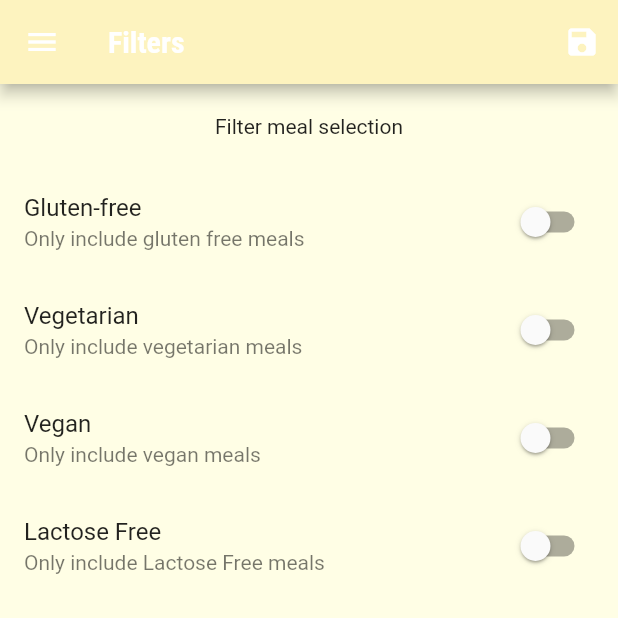
After one commit to MrSR2000/Mom-Recipies, a Flutter app: the FiltersScreen screen opened by its route, on a phone screen of 412 x 824 dp, the top half of it. The commit adds this screen. Run offline on Flutter 3.47's test engine with Material 2 defaults, Android fonts, the phone set to English and light mode, and no system bars.

Commit message:
initial commit

```diff
--- a/lib/main.dart
+++ b/lib/main.dart
@@ -1,20 +1,75 @@
 import 'package:flutter/material.dart';
+import './dummy_data.dart';
+import 'package:food_recipes/models/meal.dart';
 import './screens/categories_screen.dart';
 import './screens/category_meals_screen.dart';
 import './screens/meal_detail_screen.dart';
 import './screens/tabs_screen.dart';
-import './screens/settings_screen.dart';
+import 'screens/filter_screen.dart';
 
 void main() {
   runApp(const MyApp());
 }
 
-class MyApp extends StatelessWidget {
+class MyApp extends StatefulWidget {
   const MyApp({super.key});
+
+  @override
+  State<MyApp> createState() => _MyAppState();
+}
+
+class _MyAppState extends State<MyApp> {
+  Map<String, bool> _filters = {
+    'gluten': false,
+    'lactose': false,
+    'vegan': false,
+    'vegetarian': false,
+  };
+
+  List<Meal> _availableMeal = DUMMY_MEALS;
+  List<Meal> _favoriteMeal = [];
+
+  void _setFilters(Map<String, bool> filterData) {
+    setState(() {
+      _filters = filterData;
+
+      _availableMeal = DUMMY_MEALS.where((meal) {
+        if (_filters['gluten']! && !meal.isGlutenFree) {
+          return false;
+        }
+        if (_filters['lactose']! && !meal.isLactoseFree) {
+          return false;
+        }
+        if (_filters['vegan']! && !meal.isVegan) {
+          return false;
+        }
+        if (_filters['vegetarian']! && !meal.isVegetarian) {
+          return false;
+        }
+        return true;
+      }).toList();
+    });
+  }
+
+  void _toggleFavorite(String mealId) {
+    final existingIndex = _favoriteMeal.indexWhere((meal) => meal.id == mealId);
+    if (existingIndex >= 0) {
+      setState(() {
+        _favoriteMeal.removeAt(existingIndex);
+      });
+    } else {
+      _favoriteMeal.add(DUMMY_MEALS.firstWhere((meal) => meal.id == mealId));
+    }
+  }
+
+  bool _isMealFavorite(String id) {
+    return _favoriteMeal.any((meal) => meal.id == id);
+  }
 
   @override
   Widget build(BuildContext context) {
     return MaterialApp(
+      debugShowCheckedModeBanner: false,
       title: 'MOM Recipies',
       theme: ThemeData(
         appBarTheme: const AppBarTheme(
@@ -34,33 +89,35 @@ class MyApp extends StatelessWidget {
               ),
             ),
       ),
-      home: TabScreen(),
+      home: TabScreen(_favoriteMeal),
       routes: {
-        CategoryMealScreen.routeName: (ctx) => CategoryMealScreen(),
-        MealDetailScreen.routeName: (ctx) => MealDetailScreen(),
-        SettingsScreen.routeName: (ctx) => SettingsScreen(),
+        CategoryMealScreen.routeName: (ctx) =>
+            CategoryMealScreen(_availableMeal),
+        MealDetailScreen.routeName: (ctx) =>
+            MealDetailScreen(_toggleFavorite, _isMealFavorite),
+        FiltersScreen.routeName: (ctx) => FiltersScreen(_filters, _setFilters),
       },
     );
   }
 }
 
-class MyHomePage extends StatefulWidget {
-  const MyHomePage({super.key});
+// class MyHomePage extends StatefulWidget {
+//   const MyHomePage({super.key});
 
-  @override
-  State<MyHomePage> createState() => _MyHomePageState();
-}
+//   @override
+//   State<MyHomePage> createState() => _MyHomePageState();
+// }
 
-class _MyHomePageState extends State<MyHomePage> {
-  @override
-  Widget build(BuildContext context) {
-    return Scaffold(
-      appBar: AppBar(
-        title: Text('MOM Recipies'),
-      ),
-      body: Center(
-        child: CategoriesScreen(),
-      ),
-    );
-  }
-}
+// class _MyHomePageState extends State<MyHomePage> {
+//   @override
+//   Widget build(BuildContext context) {
+//     return Scaffold(
+//       appBar: AppBar(
+//         title: const Text('MOM Recipies'),
+//       ),
+//       body: const Center(
+//         child: CategoriesScreen(),
+//       ),
+//     );
+//   }
+// }
--- /dev/null
+++ b/lib/screens/filter_screen.dart
@@ -0,0 +1,136 @@
+import 'package:flutter/material.dart';
+import '../widgets/main_drawer.dart';
+
+class FiltersScreen extends StatefulWidget {
+  static const routeName = '/settings';
+  final saveFilters;
+  final Map<String, bool> currentFilters;
+
+  const FiltersScreen(this.currentFilters, this.saveFilters);
+
+  @override
+  State<FiltersScreen> createState() => _FiltersScreenState();
+}
+
+class _FiltersScreenState extends State<FiltersScreen> {
+  bool _glutenFree = false;
+  bool _vegetarian = false;
+  bool _vegan = false;
+  bool _lactoseFree = false;
+
+  @override
+  void initState() {
+    _glutenFree = widget.currentFilters['gluten']!;
+    _vegetarian = widget.currentFilters['vegetarian']!;
+    _vegan = widget.currentFilters['vegan']!;
+    _lactoseFree = widget.currentFilters['lactose']!;
+    super.initState();
+  }
+
+  Widget _buildSwitchListTile(
+      String title, String subtitle, bool currentValue, updateValue) {
+    return SwitchListTile(
+      title: Text(title),
+      value: currentValue,
+      subtitle: Text(subtitle),
+      onChanged: updateValue,
+    );
+  }
+
+  @override
+  Widget build(BuildContext context) {
+    return Scaffold(
+      appBar: AppBar(
+        title: const Text('Filters'),
+        actions: [
+          IconButton(
+              onPressed: () {
+                final selectedFilters = {
+                  'gluten': _glutenFree,
+                  'lactose': _lactoseFree,
+                  'vegan': _vegan,
+                  'vegetarian': _vegetarian,
+                };
+                widget.saveFilters(selectedFilters);
+              },
+              icon: Icon(Icons.save))
+        ],
+      ),
+      drawer: MainDrawer(),
+      body: Column(
+        children: [
+          Container(
+            padding: const EdgeInsets.all(20),
+            child: const Text('Filter meal selection'),
+          ),
+          Expanded(
+            child: ListView(
+              children: [
+                // SwitchListTile(
+                //   title: const Text('Gluten-free'),
+                //   value: _glutenFree,
+                //   subtitle: const Text('Only include gluten free meals'),
+                //   onChanged: (newValue) {
+                //     setState(
+                //       () {
+                //         _glutenFree = newValue;
+                //       },
+                //     );
+                //   },
+                // )
+                _buildSwitchListTile(
+                  'Gluten-free',
+                  'Only include gluten free meals',
+                  _glutenFree,
+                  (newValue) {
+                    setState(
+                      () {
+                        _glutenFree = newValue;
+                      },
+                    );
+                  },
+                ),
+                _buildSwitchListTile(
+                  'Vegetarian',
+                  'Only include vegetarian meals',
+                  _vegetarian,
+                  (newValue) {
+                    setState(
+                      () {
+                        _vegetarian = newValue;
+                      },
+                    );
+                  },
+                ),
+                _buildSwitchListTile(
+                  'Vegan',
+                  'Only include vegan meals',
+                  _vegan,
+                  (newValue) {
+                    setState(
+                      () {
+                        _vegan = newValue;
+                      },
+                    );
+                  },
+                ),
+                _buildSwitchListTile(
+                  'Lactose Free',
+                  'Only include Lactose Free meals',
+                  _lactoseFree,
+                  (newValue) {
+                    setState(
+                      () {
+                        _lactoseFree = newValue;
+                      },
+                    );
+                  },
+                ),
+              ],
+            ),
+          )
+        ],
+      ),
+    );
+  }
+}
--- a/lib/widgets/main_drawer.dart
+++ b/lib/widgets/main_drawer.dart
@@ -1,5 +1,5 @@
 import 'package:flutter/material.dart';
-import '../screens/settings_screen.dart';
+import '../screens/filter_screen.dart';
 
 class MainDrawer extends StatelessWidget {
   const MainDrawer({super.key});
@@ -38,11 +38,11 @@ class MainDrawer extends StatelessWidget {
             },
           ),
           buildListTile(
-            'Settings',
+            'Filter',
             Icons.settings,
             () {
               Navigator.of(context)
-                  .pushReplacementNamed(SettingsScreen.routeName);
+                  .pushReplacementNamed(FiltersScreen.routeName);
             },
           ),
         ],
```
Also changed, not shown: lib/screens/category_meals_screen.dart (+41 -15 lines), lib/screens/favourties_screen.dart (+24 -7 lines), lib/screens/meal_detail_screen.dart (+12 -2 lines), lib/screens/settings_screen.dart (deleted, +0 -17 lines), lib/screens/tabs_screen.dart (+15 -5 lines), lib/widgets/meal_item.dart (+13 -4 lines).
